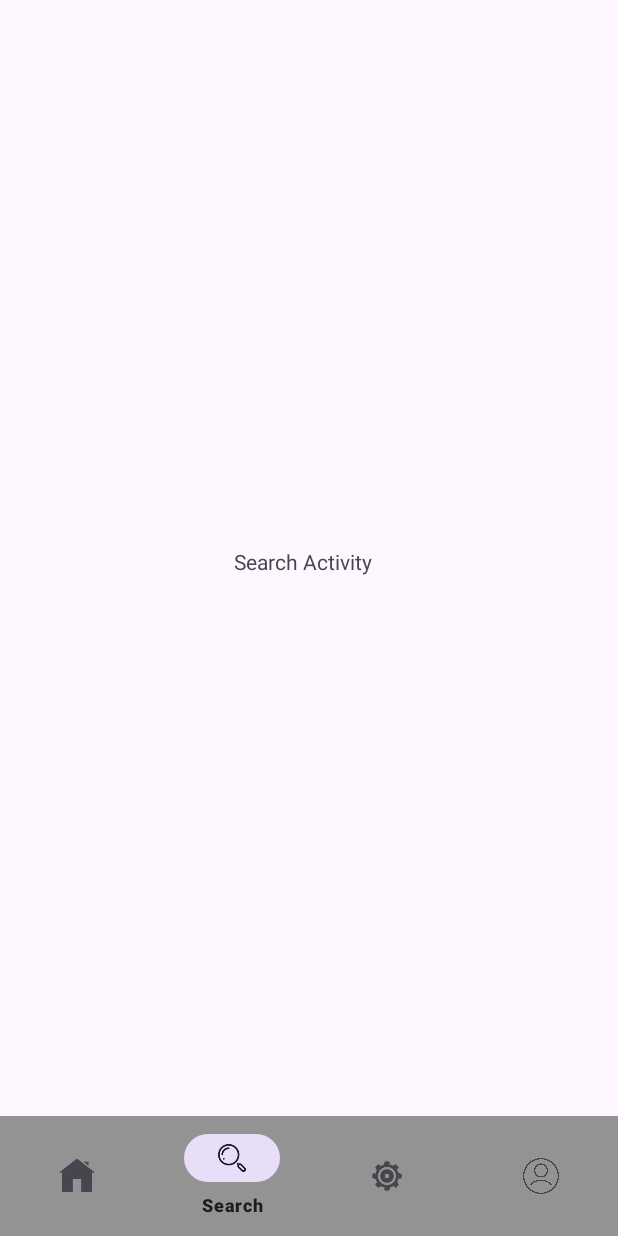
After one commit to Buituansonzx/prm392, an Android app: the SearchActivity screen opened directly, with no data from a screen before it, on a phone screen of 412 x 824 dp. The commit adds this screen. Run offline under Robolectric (Android 15) with nearby library versions, the phone set to English and light mode, and no system bars.

Commit message:
bottom_nav_menu

```diff
--- /dev/null
+++ b/app/src/main/java/com/example/musicapp/SearchActivity.java
@@ -0,0 +1,44 @@
+package com.example.musicapp;
+
+import android.content.Intent;
+import android.os.Bundle;
+
+import androidx.activity.EdgeToEdge;
+import androidx.appcompat.app.AppCompatActivity;
+import androidx.core.graphics.Insets;
+import androidx.core.view.ViewCompat;
+import androidx.core.view.WindowInsetsCompat;
+
+import com.google.android.material.bottomnavigation.BottomNavigationView;
+
+public class SearchActivity extends AppCompatActivity {
+
+    @Override
+    protected void onCreate(Bundle savedInstanceState) {
+        super.onCreate(savedInstanceState);
+        setContentView(R.layout.activity_search);
+        BottomNavigationView bottomNavigationView = findViewById(R.id.bottom_navigation);
+
+        // Thiết lập item đã chọn là Home
+        bottomNavigationView.setSelectedItemId(R.id.nav_search);
+
+        // Xử lý sự kiện chọn item
+        bottomNavigationView.setOnNavigationItemSelectedListener(item -> {
+            Intent intent = null;
+            if(item.getItemId() == R.id.nav_search){
+                return true;
+            }else if(item.getItemId() == R.id.nav_home){
+                intent = new Intent(this, Home.class);
+            }else if(item.getItemId() == R.id.nav_setting){
+                intent = new Intent(this, SettingActivity.class);
+            }else if(item.getItemId() == R.id.nav_user){
+                intent = new Intent(this, UserActivity.class);
+            }
+            if (intent != null) {
+                startActivity(intent);
+                finish();
+            }
+            return true;
+        });
+    }
+}
--- a/app/src/main/res/layout/activity_home.xml
+++ b/app/src/main/res/layout/activity_home.xml
@@ -114,6 +114,6 @@
         android:layout_height="wrap_content"
         android:background="@color/gray"
         app:layout_constraintBottom_toBottomOf="parent"
-        app:menu="@layout/bottom_nav_menu" />
+        app:menu="@menu/nav_menu" />
 
 </androidx.constraintlayout.widget.ConstraintLayout>
--- /dev/null
+++ b/app/src/main/res/layout/activity_search.xml
@@ -0,0 +1,29 @@
+<?xml version="1.0" encoding="utf-8"?>
+<androidx.constraintlayout.widget.ConstraintLayout xmlns:android="http://schemas.android.com/apk/res/android"
+    xmlns:app="http://schemas.android.com/apk/res-auto"
+    xmlns:tools="http://schemas.android.com/tools"
+    android:id="@+id/main"
+    android:layout_width="match_parent"
+    android:layout_height="match_parent"
+    tools:context=".SearchActivity">
+
+    <TextView
+        android:layout_width="wrap_content"
+        android:layout_height="wrap_content"
+        android:layout_marginStart="156dp"
+        android:text="Search Activity"
+        app:layout_constraintBottom_toTopOf="@+id/bottom_navigation"
+        app:layout_constraintStart_toStartOf="parent"
+        app:layout_constraintTop_toTopOf="parent"
+        app:layout_constraintVertical_bias="0.503" />
+
+    <com.google.android.material.bottomnavigation.BottomNavigationView
+        android:id="@+id/bottom_navigation"
+        android:layout_width="match_parent"
+        android:layout_height="wrap_content"
+        android:background="@color/gray"
+        app:layout_constraintBottom_toBottomOf="parent"
+        app:menu="@menu/nav_menu" />
+
+
+</androidx.constraintlayout.widget.ConstraintLayout>
--- a/app/src/main/res/layout/bottom_nav_menu.xml
+++ b/app/src/main/res/menu/nav_menu.xml
@@ -1,22 +1,21 @@
 <menu xmlns:android="http://schemas.android.com/apk/res/android">
-
     <item
         android:id="@+id/nav_home"
         android:icon="@drawable/icon_home"
-        android:title="Home" />
+        android:title="@string/home" />
 
     <item
         android:id="@+id/nav_search"
         android:icon="@drawable/icon_search"
-        android:title="Search" />
+        android:title="@string/search" />
 
     <item
-        android:id="@+id/nav_library"
+        android:id="@+id/nav_setting"
         android:icon="@drawable/icon_setting"
-        android:title="Setting" />
+        android:title="@string/setting" />
     <item
         android:id="@+id/nav_user"
         android:icon="@drawable/icon_user"
-        android:title="User"
+        android:title="@string/user"
         />
 </menu>
--- a/app/src/main/res/values/strings.xml
+++ b/app/src/main/res/values/strings.xml
@@ -3,4 +3,8 @@
     <string name="made_for_you">Made For You</string>
     <string name="my_albums">My Albums</string>
     <string name="back">Back</string>
+    <string name="home">Home</string>
+    <string name="search">Search</string>
+    <string name="setting">Setting</string>
+    <string name="user">User</string>
 </resources>
```
Also changed, not shown: app/src/main/AndroidManifest.xml (+16 -5 lines), app/src/main/java/com/example/musicapp/Home.java (+28 -1 lines), app/src/main/java/com/example/musicapp/SettingActivity.java (added, +44 -0 lines), app/src/main/java/com/example/musicapp/UserActivity.java (added, +44 -0 lines), app/src/main/res/layout/activity_setting.xml (added, +26 -0 lines), app/src/main/res/layout/activity_user.xml (added, +26 -0 lines).
